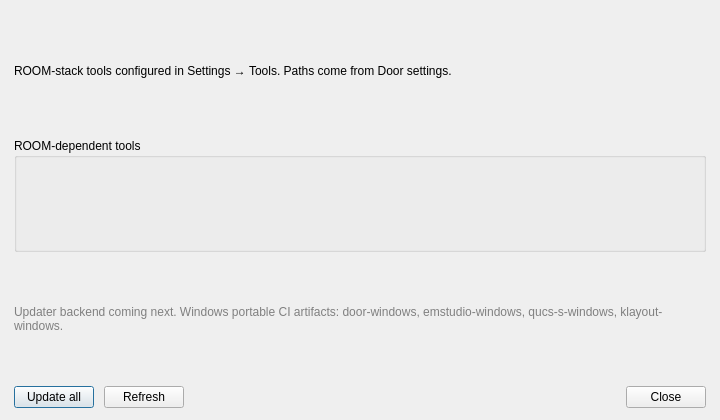
Before: the Qt Designer form src/stackupdatesdialog.ui in IHP-GmbH/Door, drawn with Qt 5.
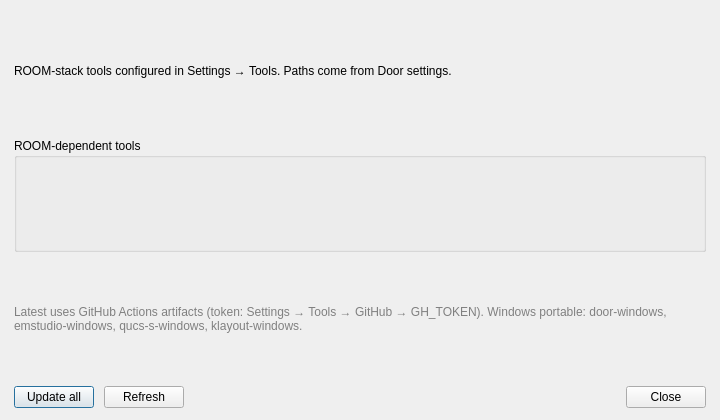
After: the same form once the commit is applied.

Commit message:
Fix Door CI build and harden Check for updates Latest.
Declare resolveToolLaunchPath (missing on CI), fetch Latest via gh when Qt TLS is absent, store GH_TOKEN encrypted, and disable Update when already current.

The edit to the form file:
```diff
--- a/src/stackupdatesdialog.ui
+++ b/src/stackupdatesdialog.ui
@@ -57,7 +57,7 @@
    <item>
     <widget class="QLabel" name="lblStatus">
      <property name="text">
-      <string>Updater backend coming next. Windows portable CI artifacts: door-windows, emstudio-windows, qucs-s-windows, klayout-windows.</string>
+      <string>Latest uses GitHub Actions artifacts (token: Settings → Tools → GitHub → GH_TOKEN). Windows portable: door-windows, emstudio-windows, qucs-s-windows, klayout-windows.</string>
      </property>
      <property name="wordWrap">
       <bool>true</bool>
```
The commit also changes 9 other files.
